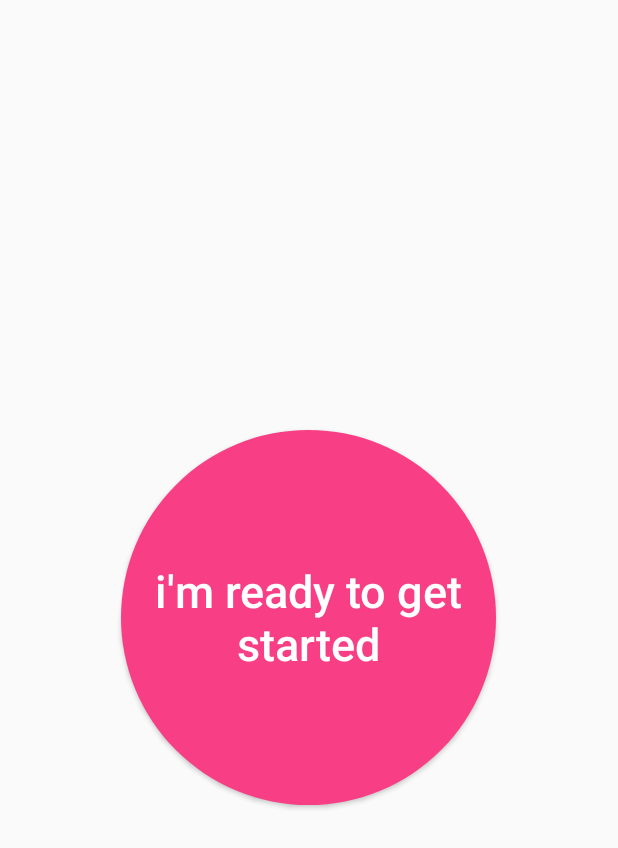
After one commit to jonathanwlee/INFO4130, an Android app: the layout fragment_start_screen3.xml on its own in the app's theme, with its tools: preview values and no code run, on a phone screen of 412 x 824 dp. The commit adds this screen. Shown: the top 848 px of the screen. Run offline under Robolectric (Android 15) with nearby library versions, the phone set to English and light mode, and no system bars.

Commit message:
Update v2
Added third screen

```diff
--- /dev/null
+++ b/app/src/main/res/drawable/circle_drawable.xml
@@ -0,0 +1,5 @@
+<?xml version="1.0" encoding="utf-8"?>
+<shape xmlns:android="http://schemas.android.com/apk/res/android" android:shape="oval" >
+    <gradient android:startColor="#F83E85" android:endColor="#F83E85"
+        android:angle="270"/>
+</shape>
--- a/app/src/main/res/layout/fragment_start_screen2.xml
+++ b/app/src/main/res/layout/fragment_start_screen2.xml
@@ -30,9 +30,4 @@
 
 </RelativeLayout>
 
-
-    <android.support.design.widget.FloatingActionButton android:id="@+id/fab"
-        android:layout_width="wrap_content" android:layout_height="wrap_content"
-        android:layout_gravity="end|bottom" android:layout_margin="@dimen/fab_margin"
-        android:src="@android:drawable/ic_dialog_email" />
 </android.support.design.widget.CoordinatorLayout>
--- /dev/null
+++ b/app/src/main/res/layout/fragment_start_screen3.xml
@@ -0,0 +1,17 @@
+<?xml version="1.0" encoding="utf-8"?>
+<RelativeLayout xmlns:android="http://schemas.android.com/apk/res/android"
+    android:layout_width="match_parent" android:layout_height="match_parent">
+
+    <Button
+        android:id="@+id/startButton"
+        android:layout_width="250dp"
+        android:layout_height="250dp"
+        android:layout_centerInParent="true"
+        android:gravity="center"
+        android:background="@drawable/circle_drawable"
+        android:textColor="#FFFFFF"
+        android:textAllCaps="false"
+        android:text="i'm ready to get started"
+        android:textSize="30sp"/>
+
+</RelativeLayout>
```
Also changed, not shown: app/src/main/java/edu/cornell/jjl/info4130/StartScreen.java (+11 -26 lines), 1 other file.
